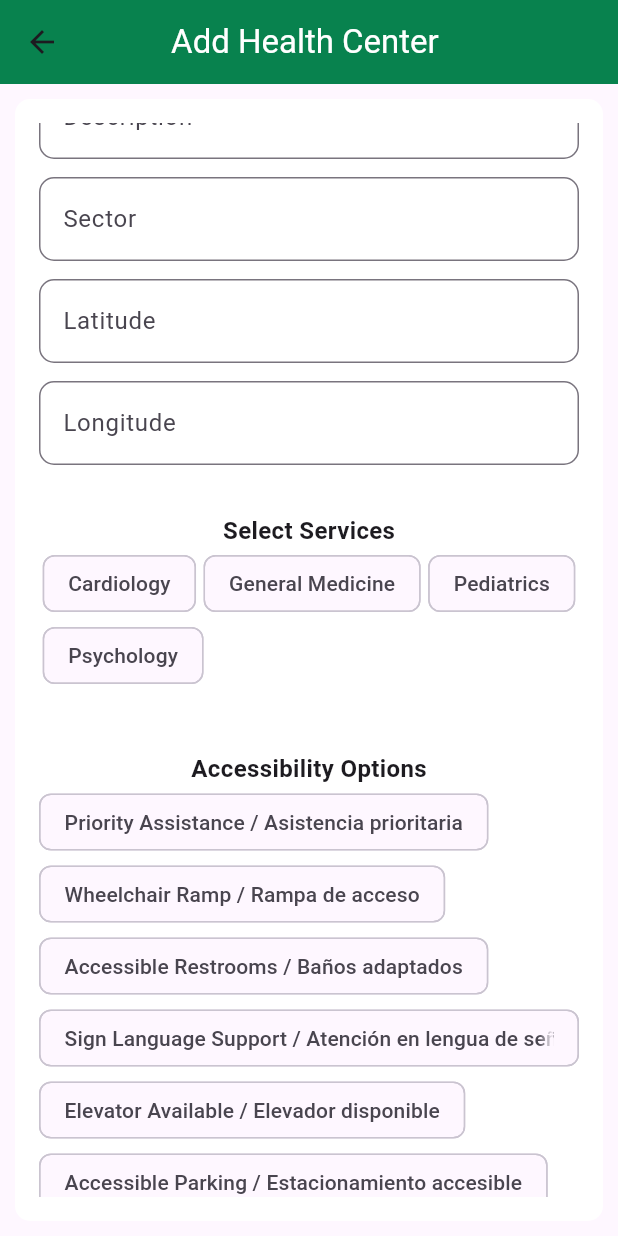
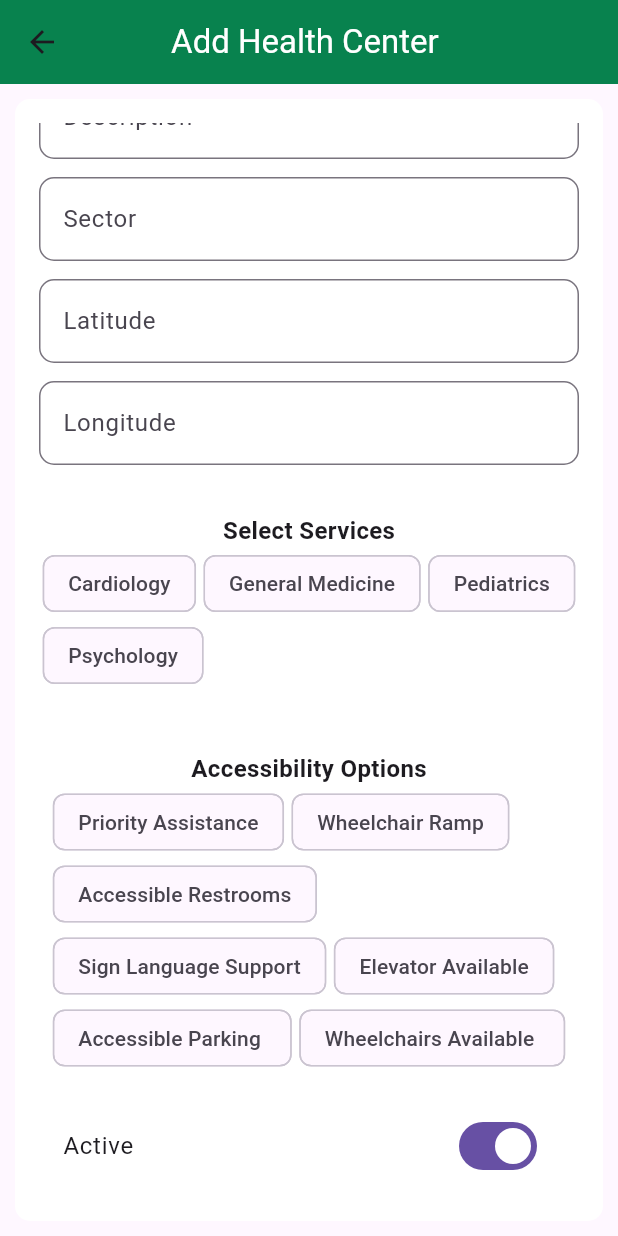
Before and after one commit to aroobaasif001/coin_telelemedicina_web, a Flutter app: the HealthCenterScreen screen opened directly, scrolled down 576 dp, on a phone screen of 412 x 824 dp. Run offline on Flutter 3.47's test engine with Material 3 defaults, Android fonts, the phone set to English and light mode, and no system bars; our stand-ins replace cloud_firestore, easy_sidemenu, firebase_auth, firebase_core, firebase_storage, flutter_svg and 4 more; missing offline and left inert: image_picker_web, universal_html; accounts and stored records are empty; statements that could not run were skipped.

Commit message:
spme chnages

```diff
--- a/lib/view/screens/healthCenterScreen/health_center_screen.dart
+++ b/lib/view/screens/healthCenterScreen/health_center_screen.dart
@@ -38,13 +38,13 @@ final TextEditingController _latitudeController = TextEditingController();
     'sunday': {'open': null, 'close': null},
   };
 List<String> accessibilityOptions = [
-  'Priority Assistance / Asistencia prioritaria',
-  'Wheelchair Ramp / Rampa de acceso',
-  'Accessible Restrooms / Baños adaptados',
-  'Sign Language Support / Atención en lengua de señas',
-  'Elevator Available / Elevador disponible',
-  'Accessible Parking / Estacionamiento accesible',
-  'Wheelchairs Available / Sillas de ruedas disponibles',
+  'Priority Assistance',
+  'Wheelchair Ramp',
+  'Accessible Restrooms',
+  'Sign Language Support',
+  'Elevator Available',
+  'Accessible Parking ',
+  'Wheelchairs Available ',
 ];
 
 List<String> selectedAccessibilityOptions = [];
@@ -62,11 +62,57 @@ List<String> selectedAccessibilityOptions = [];
     }
   }
 
+  // Future<void> _submitForm() async {
+  //   if (_formKey.currentState!.validate()) {
+  //     setState(() {
+  //       isLoading = true;
+  //     });
+  //     final formattedAvailability = availability.map((day, times) => MapEntry(
+  //           day,
+  //           {
+  //             'open': times['open']?.format(context) ?? '',
+  //             'close': times['close']?.format(context) ?? '',
+  //           },
+  //         ));
+
+  //     await FirebaseFirestore.instance.collection('healthCenters').add({
+  //       'name': _nameController.text,
+  //       'address': _addressController.text,
+  //       'city': _cityController.text,
+  //       'municipality': _municipalityController.text,
+  //       'province': _provinceController.text,
+  //       'phone': _phoneController.text,
+  //       'email': _emailController.text,
+  //       'website': _websiteController.text,
+  //       'description': _descriptionController.text,
+  //       'sector': _sectorController.text,
+  //       'services': selectedServices,
+  //        'accessibilityOptions': selectedAccessibilityOptions,
+  //       'isActive': isActive,
+  //       'availability': formattedAvailability,
+  //        'coordinates': {
+  //         'latitude': double.tryParse(_latitudeController.text) ?? 0.0,
+  //         'longitude': double.tryParse(_longitudeController.text) ?? 0.0,
+  //       },
+  //       'createdAt': DateTime.now(),
+  //       'updatedAt': DateTime.now(),
+  //     });
+
+  //     setState(() {
+  //       isLoading = false;
+  //     });
+
+  //     ScaffoldMessenger.of(context).showSnackBar(
+  //       const SnackBar(content: Text('Health Center saved successfully!')),
+  //     );
+  //   }
+  // }
   Future<void> _submitForm() async {
   if (_formKey.currentState!.validate()) {
     setState(() {
       isLoading = true;
     });
+
     final formattedAvailability = availability.map((day, times) => MapEntry(
           day,
           {
@@ -75,6 +121,8 @@ List<String> selectedAccessibilityOptions = [];
           },
         ));
 
+    // Add health center data to Firestore
+    DocumentReference healthCenterRef =
         await FirebaseFirestore.instance.collection('healthCenters').add({
       'name': _nameController.text,
       'address': _addressController.text,
@@ -87,7 +135,6 @@ List<String> selectedAccessibilityOptions = [];
       'description': _descriptionController.text,
       'sector': _sectorController.text,
       'services': selectedServices,
-         'accessibilityOptions': selectedAccessibilityOptions,
       'isActive': isActive,
       'availability': formattedAvailability,
       'coordinates': {
@@ -98,6 +145,29 @@ List<String> selectedAccessibilityOptions = [];
       'updatedAt': DateTime.now(),
     });
 
+    // Store accessibility options in a separate collection
+    List<Map<String, dynamic>> accessibilityOptions = [
+      {'id': 'priority-assistance', 'name': 'Priority Assistance'},
+      {'id': 'wheelchair-ramp', 'name': 'Wheelchair Ramp'},
+      {'id': 'accessible-restrooms', 'name': 'Accessible Restrooms'},
+      {'id': 'sign-language-support', 'name': 'Sign Language Support'},
+      {'id': 'elevator-available', 'name': 'Elevator Available'},
+      {'id': 'accessible-parking', 'name': 'Accessible Parking'},
+      {'id': 'wheelchairs-available', 'name': 'Wheelchairs Available'},
+    ];
+
+    for (var option in accessibilityOptions) {
+      await FirebaseFirestore.instance
+          .collection('accessibilityOptions')
+          .doc(option['id'])
+          .set({
+        'name': option['name'],
+        'isActive': selectedAccessibilityOptions.contains(option['name']),
+        'healthCenterId': healthCenterRef.id, // Link to the health center
+        'createdAt': DateTime.now(),
+      });
+    }
+
     setState(() {
       isLoading = false;
     });
@@ -107,6 +177,7 @@ List<String> selectedAccessibilityOptions = [];
     );
   }
 }
+
 
   @override
   Widget build(BuildContext context) {
```
Lines whose indentation alone changed are shown as unchanged.
